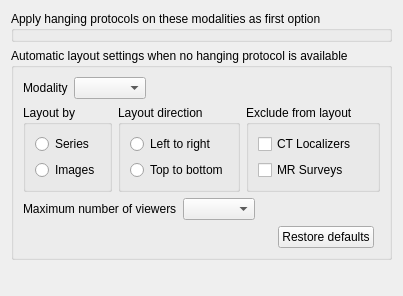
Above: starviewer/src/core/q2dviewerlayoutconfigurationscreenbase.ui from starviewer-medical/starviewer before the change. Below: the same form after it.
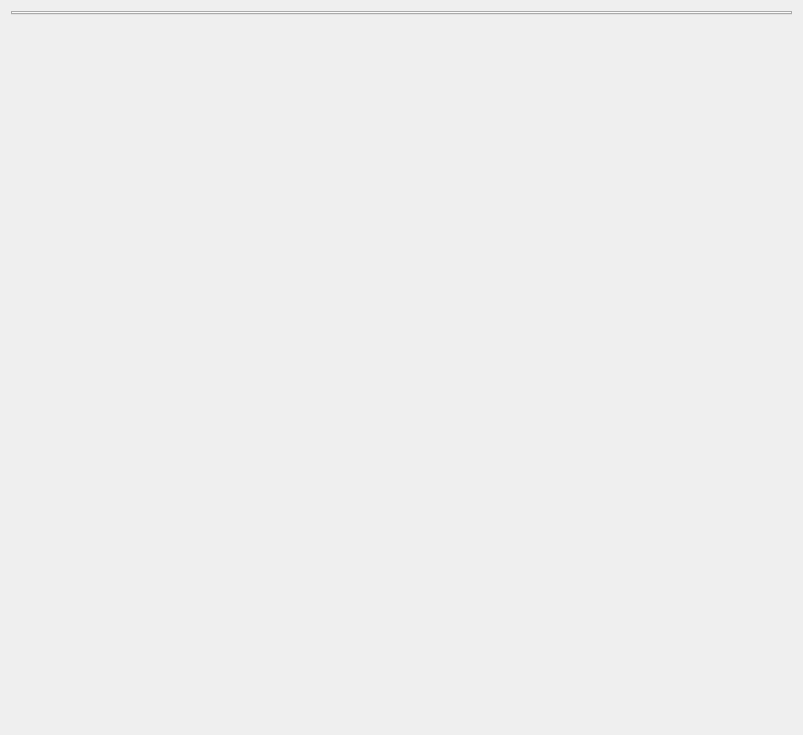
That is the form after the change. Icons and pictures are not drawn. Custom widgets are drawn as their Qt base class.

Commit message: ﻿ENH: Redesigning layout options screen. The layout options are tabbed by modality, giving more context for the settings for each modality.

```diff
--- a/starviewer/src/core/q2dviewerlayoutconfigurationscreenbase.ui
+++ b/starviewer/src/core/q2dviewerlayoutconfigurationscreenbase.ui
@@ -6,8 +6,8 @@
    <rect>
     <x>0</x>
     <y>0</y>
-    <width>364</width>
-    <height>296</height>
+    <width>803</width>
+    <height>735</height>
    </rect>
   </property>
   <property name="windowTitle">
@@ -17,176 +17,31 @@
    <iconset resource="../main/main.qrc">
     <normaloff>:/images/grid.png</normaloff>:/images/grid.png</iconset>
   </property>
-  <layout class="QVBoxLayout" name="verticalLayout">
-   <item>
-    <widget class="udg::QModalitiesSelectorGroupBox" name="m_applyHPOnModalitiesGroupBox">
-     <property name="title">
-      <string>Apply hanging protocols on these modalities as first option</string>
+  <layout class="QGridLayout" name="gridLayout_2">
+   <item row="0" column="0">
+    <widget class="QTabWidget" name="m_modalitiesTabWidget">
+     <property name="sizePolicy">
+      <sizepolicy hsizetype="Expanding" vsizetype="Preferred">
+       <horstretch>0</horstretch>
+       <verstretch>0</verstretch>
+      </sizepolicy>
      </property>
-    </widget>
-   </item>
-   <item>
-    <widget class="QGroupBox" name="groupBox_4">
-     <property name="title">
-      <string>Automatic layout settings when no hanging protocol is available</string>
+     <property name="autoFillBackground">
+      <bool>false</bool>
      </property>
-     <layout class="QGridLayout" name="gridLayout_4">
-      <item row="0" column="0" colspan="2">
-       <layout class="QHBoxLayout" name="horizontalLayout">
-        <item>
-         <widget class="QLabel" name="label">
-          <property name="text">
-           <string>Modality</string>
-          </property>
-         </widget>
-        </item>
-        <item>
-         <widget class="QComboBox" name="m_modalityComboBox"/>
-        </item>
-        <item>
-         <spacer name="horizontalSpacer">
-          <property name="orientation">
-           <enum>Qt::Horizontal</enum>
-          </property>
-          <property name="sizeHint" stdset="0">
-           <size>
-            <width>40</width>
-            <height>20</height>
-           </size>
-          </property>
-         </spacer>
-        </item>
-       </layout>
-      </item>
-      <item row="1" column="0" colspan="3">
-       <layout class="QHBoxLayout" name="horizontalLayout_3">
-        <item>
-         <widget class="QGroupBox" name="groupBox_2">
-          <property name="title">
-           <string>Layout by</string>
-          </property>
-          <layout class="QGridLayout" name="gridLayout_2">
-           <item row="0" column="0">
-            <widget class="QRadioButton" name="m_unfoldBySeriesRadioButton">
-             <property name="text">
-              <string>Series</string>
-             </property>
-            </widget>
-           </item>
-           <item row="1" column="0">
-            <widget class="QRadioButton" name="m_unfoldByImagesRadioButton">
-             <property name="text">
-              <string>Images</string>
-             </property>
-            </widget>
-           </item>
-          </layout>
-         </widget>
-        </item>
-        <item>
-         <widget class="QGroupBox" name="groupBox">
-          <property name="title">
-           <string>Layout direction</string>
-          </property>
-          <layout class="QGridLayout" name="gridLayout">
-           <item row="0" column="0">
-            <widget class="QRadioButton" name="m_leftToRightRadioButton">
-             <property name="text">
-              <string>Left to right</string>
-             </property>
-            </widget>
-           </item>
-           <item row="1" column="0">
-            <widget class="QRadioButton" name="m_topToBottomRadioButton">
-             <property name="text">
-              <string>Top to bottom</string>
-             </property>
-            </widget>
-           </item>
-          </layout>
-         </widget>
-        </item>
-        <item>
-         <widget class="QGroupBox" name="groupBox_3">
-          <property name="title">
-           <string>Exclude from layout</string>
-          </property>
-          <layout class="QGridLayout" name="gridLayout_3">
-           <item row="0" column="0">
-            <widget class="QCheckBox" name="m_localizerCheckBox">
-             <property name="text">
-              <string>CT Localizers</string>
-             </property>
-            </widget>
-           </item>
-           <item row="1" column="0">
-            <widget class="QCheckBox" name="m_surveyCheckBox">
-             <property name="text">
-              <string>MR Surveys</string>
-             </property>
-            </widget>
-           </item>
-          </layout>
-         </widget>
-        </item>
-       </layout>
-      </item>
-      <item row="2" column="0" colspan="3">
-       <layout class="QHBoxLayout" name="horizontalLayout_2">
-        <item>
-         <widget class="QLabel" name="label_2">
-          <property name="text">
-           <string>Maximum number of viewers</string>
-          </property>
-         </widget>
-        </item>
-        <item>
-         <widget class="QComboBox" name="m_maxViewersComboBox"/>
-        </item>
-        <item>
-         <spacer name="horizontalSpacer_2">
-          <property name="orientation">
-           <enum>Qt::Horizontal</enum>
-          </property>
-          <property name="sizeHint" stdset="0">
-           <size>
-            <width>40</width>
-            <height>20</height>
-           </size>
-          </property>
-         </spacer>
-        </item>
-       </layout>
-      </item>
-      <item row="3" column="0">
-       <spacer name="horizontalSpacer_3">
-        <property name="orientation">
-         <enum>Qt::Horizontal</enum>
-        </property>
-        <property name="sizeHint" stdset="0">
-         <size>
-          <width>40</width>
-          <height>20</height>
-         </size>
-        </property>
-       </spacer>
-      </item>
-      <item row="3" column="1">
-       <widget class="QPushButton" name="m_restoreDefaultsButton">
-        <property name="text">
-         <string>Restore defaults</string>
-        </property>
-       </widget>
-      </item>
-     </layout>
-     <zorder>m_restoreDefaultsButton</zorder>
+     <property name="currentIndex">
+      <number>-1</number>
+     </property>
     </widget>
    </item>
-   <item>
+   <item row="1" column="0">
     <spacer name="verticalSpacer">
      <property name="orientation">
       <enum>Qt::Vertical</enum>
      </property>
+     <property name="sizeType">
+      <enum>QSizePolicy::Expanding</enum>
+     </property>
      <property name="sizeHint" stdset="0">
       <size>
        <width>20</width>
@@ -197,14 +52,6 @@
    </item>
   </layout>
  </widget>
- <customwidgets>
-  <customwidget>
-   <class>udg::QModalitiesSelectorGroupBox</class>
-   <extends>QGroupBox</extends>
-   <header>qmodalitiesselectorgroupbox.h</header>
-   <container>1</container>
-  </customwidget>
- </customwidgets>
  <resources>
   <include location="../main/main.qrc"/>
  </resources>
```
The commit also changes 6 other files.
